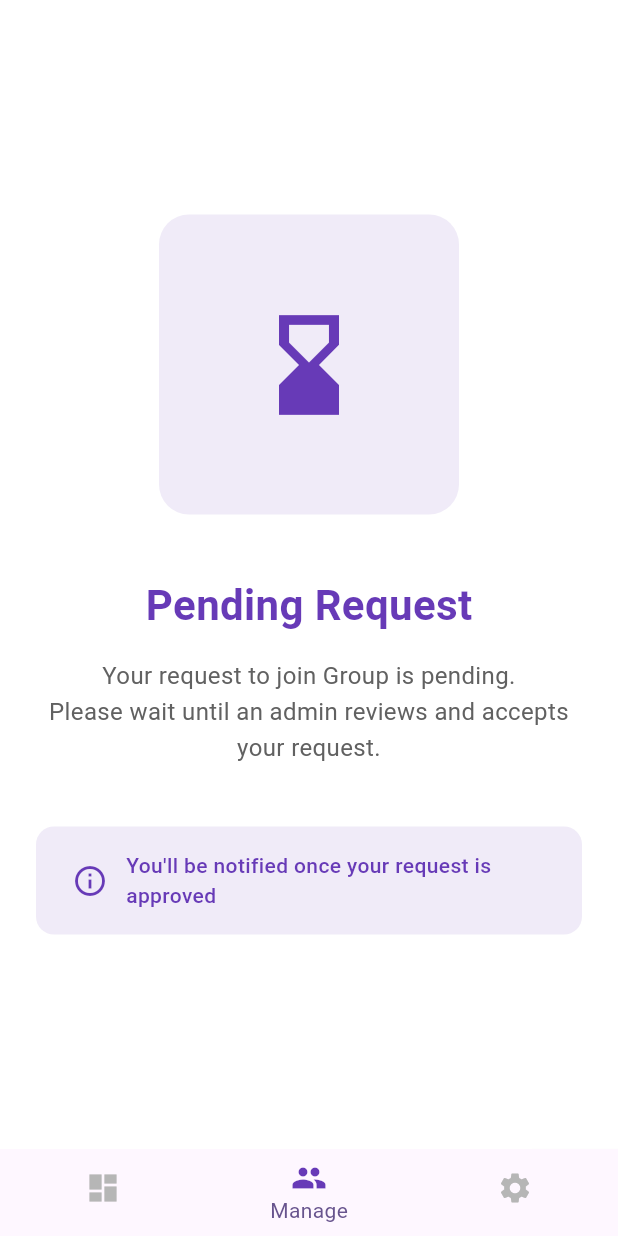
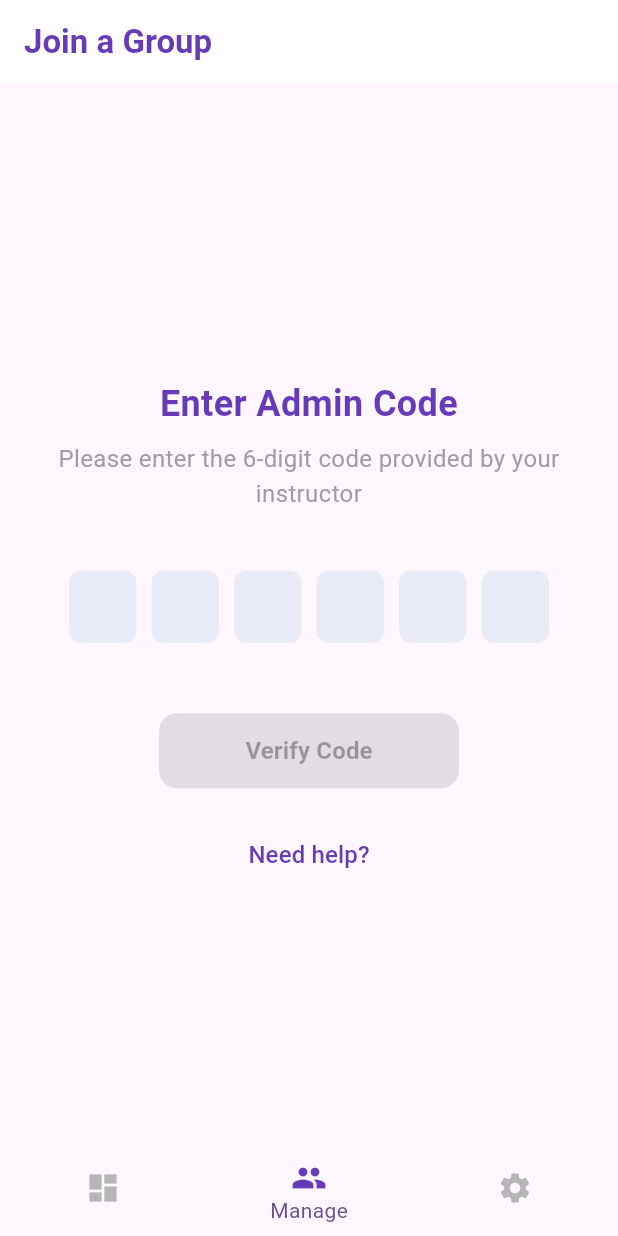
Before and after one commit to Paul-005/group_pay_client, a Flutter app: the screen it shows after launch, item 2 of the bottom bar chosen, on a phone screen of 412 x 824 dp. Run offline on Flutter 3.47's test engine with Material 3 defaults, Android fonts, the phone set to English and light mode, and no system bars.

```diff
--- /dev/null
+++ b/lib/auth/join_group.dart
@@ -0,0 +1,221 @@
+import 'package:flutter/material.dart';
+import 'package:flutter/services.dart';
+
+class StudentAdminCodeEntry extends StatefulWidget {
+  const StudentAdminCodeEntry({
+    Key? key,
+  }) : super(key: key);
+
+  @override
+  State<StudentAdminCodeEntry> createState() => _StudentAdminCodeEntryState();
+}
+
+class _StudentAdminCodeEntryState extends State<StudentAdminCodeEntry> {
+  final List<TextEditingController> _controllers = List.generate(
+    6,
+    (index) => TextEditingController(),
+  );
+  final List<FocusNode> _focusNodes = List.generate(
+    6,
+    (index) => FocusNode(),
+  );
+
+  bool _isVerifying = false;
+  String? _errorMessage;
+  bool _isSuccess = false;
+
+  @override
+  void initState() {
+    super.initState();
+    for (int i = 0; i < 5; i++) {
+      _controllers[i].addListener(() {
+        if (_controllers[i].text.length == 1) {
+          _focusNodes[i + 1].requestFocus();
+        }
+      });
+    }
+  }
+
+  @override
+  void dispose() {
+    for (var controller in _controllers) {
+      controller.dispose();
+    }
+    for (var node in _focusNodes) {
+      node.dispose();
+    }
+    super.dispose();
+  }
+
+  @override
+  Widget build(BuildContext context) {
+    return Scaffold(
+      appBar: AppBar(
+        title: const Text(
+          'Join a Group',
+          style: TextStyle(
+            fontWeight: FontWeight.bold,
+            color: Colors.deepPurple,
+          ),
+        ),
+        iconTheme: const IconThemeData(color: Colors.deepPurple),
+        backgroundColor: Colors.white,
+        elevation: 0,
+      ),
+      body: Center(
+        child: Padding(
+          padding: const EdgeInsets.all(16.0),
+          child: SingleChildScrollView(
+            child: Column(
+              mainAxisAlignment: MainAxisAlignment.center,
+              crossAxisAlignment: CrossAxisAlignment.center,
+              children: [
+                const SizedBox(height: 24),
+                const Text(
+                  'Enter Admin Code',
+                  style: TextStyle(
+                    fontSize: 24,
+                    fontWeight: FontWeight.bold,
+                    color: Colors.deepPurple,
+                  ),
+                  textAlign: TextAlign.center,
+                ),
+                const SizedBox(height: 8),
+                const Text(
+                  'Please enter the 6-digit code provided by your instructor',
+                  style: TextStyle(
+                    fontSize: 16,
+                    color: Colors.grey,
+                  ),
+                  textAlign: TextAlign.center,
+                ),
+                const SizedBox(height: 40),
+                Row(
+                  mainAxisAlignment: MainAxisAlignment.center,
+                  children: List.generate(
+                    6,
+                    (index) => Container(
+                      width: 45,
+                      height: 55,
+                      margin: const EdgeInsets.symmetric(horizontal: 5),
+                      child: TextField(
+                        controller: _controllers[index],
+                        focusNode: _focusNodes[index],
+                        keyboardType: TextInputType.number,
+                        textAlign: TextAlign.center,
+                        maxLength: 1,
+                        onChanged: (value) {
+                          if (value.isEmpty && index > 0) {
+                            _focusNodes[index - 1].requestFocus();
+                          }
+                        },
+                        inputFormatters: [
+                          FilteringTextInputFormatter.digitsOnly,
+                        ],
+                        style: TextStyle(
+                          fontSize: 22,
+                          fontWeight: FontWeight.bold,
+                          color: Colors.indigo.shade800,
+                        ),
+                        decoration: InputDecoration(
+                          counterText: '',
+                          contentPadding: EdgeInsets.zero,
+                          filled: true,
+                          fillColor: Colors.indigo.shade50,
+                          border: OutlineInputBorder(
+                            borderRadius: BorderRadius.circular(8),
+                            borderSide: BorderSide.none,
+                          ),
+                          focusedBorder: OutlineInputBorder(
+                            borderRadius: BorderRadius.circular(8),
+                            borderSide: const BorderSide(
+                              color: Colors.deepPurple,
+                              width: 2,
+                            ),
+                          ),
+                        ),
+                      ),
+                    ),
+                  ),
+                ),
+                if (_errorMessage != null) ...[
+                  const SizedBox(height: 20),
+                  Text(
+                    _errorMessage!,
+                    style: const TextStyle(
+                      color: Colors.red,
+                      fontSize: 14,
+                      fontWeight: FontWeight.w500,
+                    ),
+                    textAlign: TextAlign.center,
+                  ),
+                ],
+                const SizedBox(height: 40),
+                SizedBox(
+                  width: 200,
+                  height: 50,
+                  child: ElevatedButton(
+                    onPressed: null, //disable button
+                    style: ElevatedButton.styleFrom(
+                      backgroundColor: Colors.deepPurple,
+                      foregroundColor: Colors.white,
+                      padding: const EdgeInsets.symmetric(
+                          horizontal: 24, vertical: 12),
+                      shape: RoundedRectangleBorder(
+                        borderRadius: BorderRadius.circular(12),
+                      ),
+                    ),
+                    child: const Text(
+                      'Verify Code',
+                      style: TextStyle(
+                        fontSize: 16,
+                        fontWeight: FontWeight.bold,
+                      ),
+                    ),
+                  ),
+                ),
+                const SizedBox(height: 20),
+                TextButton(
+                  onPressed: () {
+                    showDialog(
+                      context: context,
+                      builder: (context) => AlertDialog(
+                        title: const Text(
+                          'Need Help?',
+                          style: TextStyle(
+                            color: Colors.deepPurple,
+                            fontWeight: FontWeight.bold,
+                          ),
+                        ),
+                        content: const Text(
+                          'Ask your instructor for the 6-digit admin code. This code is required to join their group.',
+                          style: TextStyle(fontSize: 16),
+                        ),
+                        actions: [
+                          TextButton(
+                            onPressed: () => Navigator.of(context).pop(),
+                            child: const Text(
+                              'OK',
+                              style: TextStyle(color: Colors.deepPurple),
+                            ),
+                          ),
+                        ],
+                      ),
+                    );
+                  },
+                  child: const Text(
+                    'Need help?',
+                    style: TextStyle(
+                      fontSize: 16,
+                      color: Colors.deepPurple,
+                    ),
+                  ),
+                ),
+              ],
+            ),
+          ),
+        ),
+      ),
+    );
+  }
+}
--- a/lib/dashboard/pay_now.dart
+++ b/lib/dashboard/pay_now.dart
@@ -2,7 +2,7 @@ import 'package:flutter/material.dart';
 import 'package:url_launcher/url_launcher.dart';
 
 final Uri _url = Uri.parse(
-    'upi://pay?pa=user@oksbi&pn=Admin&am=100&cu=INR&tn=Payment%20for%20services');
+    'upi://pay?pa=babuckurian@okicici&pn=Admin&am=100&cu=INR&tn=Payment%20for%20services');
 
 Future<void> _launchGPayUrl(BuildContext context) async {
   try {
--- a/lib/routes/bottom_nav.route.dart
+++ b/lib/routes/bottom_nav.route.dart
@@ -1,7 +1,5 @@
 import 'package:flutter/material.dart';
-import 'package:group_pay_client/auth/acception_wait.screen.dart';
-import 'package:group_pay_client/auth/login_screen.dart';
-import 'package:group_pay_client/auth/signup_screen.dart';
+import 'package:group_pay_client/auth/join_group.dart';
 import 'package:group_pay_client/dashboard/dashboard.dart';
 import 'package:group_pay_client/settings/settings.screen.dart';
 
@@ -25,7 +23,7 @@ class _BottomNavScreenState extends State<BottomNavScreen> {
 
   final pages = [
     Dashboard(),
-    PendingRequestScreen(),
+    StudentAdminCodeEntry(),
     ProfileScreen(),
   ];
 
```
Also changed, not shown: pubspec.yaml (+5 -6 lines), pubspec.lock, 7 other files.
